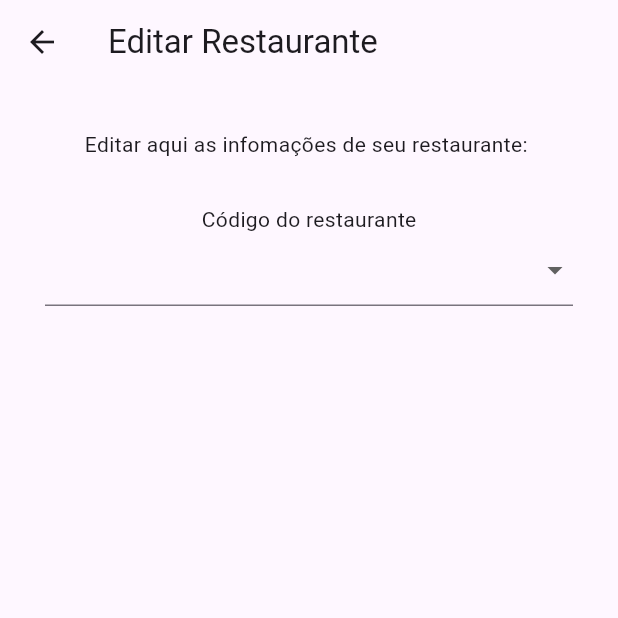
After one commit to HenriqueGomes2006/mimpedir-, a Flutter app: the EditarRestaurante screen opened directly, on a phone screen of 412 x 824 dp, the top half of it. The commit adds this screen. Run offline on Flutter 3.47's test engine with Material 3 defaults, Android fonts, the phone set to English and light mode, and no system bars; our stand-ins replace sqflite; accounts and stored records are empty.

Commit message:
Criação da tela de cadastro do restaurante para projeto

```diff
--- /dev/null
+++ b/lib/editar_restaurante.dart
@@ -0,0 +1,26 @@
+import 'package:flutter/material.dart';
+
+class EditarRestaurante extends StatelessWidget{
+  EditarRestaurante({super.key});
+
+  @override
+  Widget build(BuildContext context) {
+    return Scaffold(
+      appBar: AppBar(title: const Text("Editar Restaurante")),
+      body: Padding(padding: const EdgeInsets.all(30),
+        child: Column(
+          mainAxisAlignment: MainAxisAlignment.start,
+          children: [
+            Text("Editar aqui as infomações de seu restaurante: "),
+            SizedBox(height: 30),
+            Text("Código do restaurante"),
+            DropdownButtonFormField(items:
+            [
+              DropdownMenuItem(value: "cd", child: Text("cd")),
+            ], onChanged: (value) {}),
+          ],
+        ),
+      ),
+    );
+  }
+}
--- a/lib/tela_home.dart
+++ b/lib/tela_home.dart
@@ -1,4 +1,5 @@
 import 'package:flutter/material.dart';
+import 'package:mimpedir/editar_restaurante.dart';
 import 'package:mimpedir/tela_cad_restaurante.dart';
 
 class TelaHome extends StatelessWidget{
@@ -27,7 +28,7 @@ class TelaHome extends StatelessWidget{
                 ],
               ),
               SizedBox(width: 10),
-              ElevatedButton(onPressed: (){}, child: Text("Excluir")),
+              ElevatedButton(onPressed: (){Navigator.push(context, MaterialPageRoute(builder: (context) => EditarRestaurante()));}, child: Text("Editar")),
               SizedBox(width: 10),
               ElevatedButton(onPressed: (){}, child: Text("Excluir")),
             ],
```
